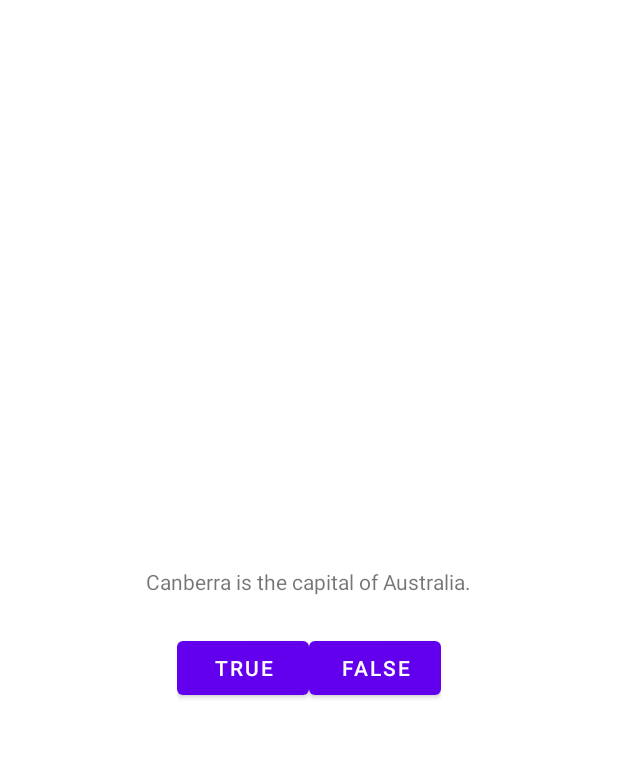
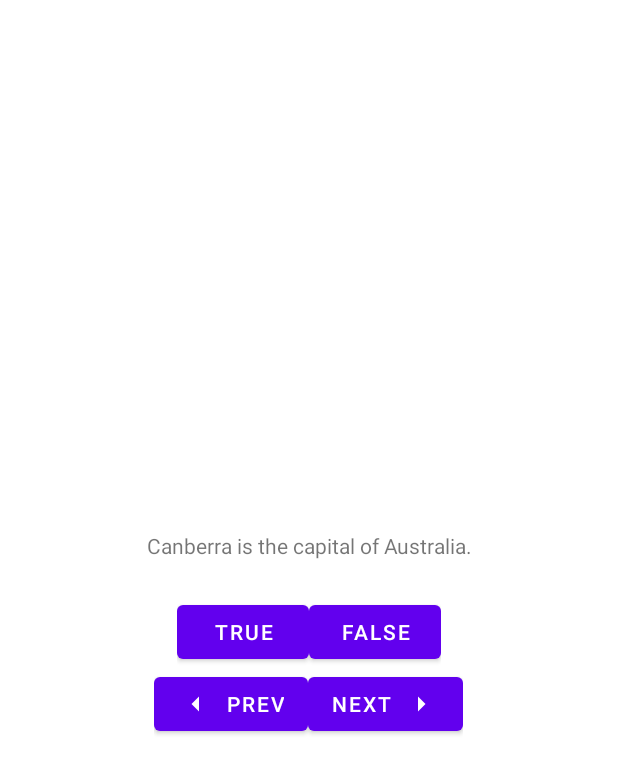
Before and after one commit to joshuakellyeng/bnr-geoquiz, an Android app: the layout activity_main.xml on its own in the app's theme, with its tools: preview values and no code run, on a phone screen of 412 x 824 dp. Shown: the top 774 px of the screen. Run offline under Robolectric (Android 15) with nearby library versions, the phone set to English and light mode, and no system bars.

Commit message:
Completed Chapter 2 bnr Android challenge

```diff
--- a/app/build.gradle
+++ b/app/build.gradle
@@ -30,6 +30,9 @@ android {
     kotlinOptions {
         jvmTarget = '1.8'
     }
+    buildFeatures {
+        viewBinding true
+    }
 }
 
 dependencies {
--- /dev/null
+++ b/app/src/main/java/com/bignerdranch/geoquiz/Question.kt
@@ -0,0 +1,5 @@
+package com.bignerdranch.geoquiz
+
+import androidx.annotation.StringRes
+
+data class Question(@StringRes val textResId: Int, val answer: Boolean)
--- /dev/null
+++ b/app/src/main/res/drawable/arrow_left.xml
@@ -0,0 +1,5 @@
+<vector android:autoMirrored="true" android:height="24dp"
+    android:tint="#000000" android:viewportHeight="24"
+    android:viewportWidth="24" android:width="24dp" xmlns:android="http://schemas.android.com/apk/res/android">
+    <path android:fillColor="@android:color/white" android:pathData="M14,7l-5,5 5,5V7z"/>
+</vector>
--- /dev/null
+++ b/app/src/main/res/drawable/arrow_right.xml
@@ -0,0 +1,11 @@
+<vector xmlns:android="http://schemas.android.com/apk/res/android"
+    android:autoMirrored="true"
+    android:height="24dp"
+    android:tint="#000000"
+    android:viewportHeight="24"
+    android:viewportWidth="24"
+    android:width="24dp" >
+    <path
+        android:fillColor="@android:color/white"
+        android:pathData="M10,17l5,-5 -5,-5v10z"/>
+</vector>
--- a/app/src/main/res/layout/activity_main.xml
+++ b/app/src/main/res/layout/activity_main.xml
@@ -1,20 +1,26 @@
 <?xml version="1.0" encoding="utf-8"?>
 <LinearLayout xmlns:android="http://schemas.android.com/apk/res/android"
+    xmlns:tools="http://schemas.android.com/tools"
+    xmlns:app="http://schemas.android.com/apk/res-auto"
     android:layout_width="match_parent"
     android:layout_height="match_parent"
     android:gravity="center"
     android:orientation="vertical">
 
+
     <TextView
+        android:id="@+id/question_text_view"
         android:layout_width="wrap_content"
         android:layout_height="wrap_content"
+        android:gravity="center"
         android:padding="24dp"
-        android:text="@string/question_text" />
+        tools:text="@string/question_australia" />
 
     <LinearLayout
         android:layout_width="wrap_content"
         android:layout_height="wrap_content"
-        android:orientation="horizontal">
+        android:orientation="horizontal"
+        >
 
         <Button
             android:id="@+id/true_button"
@@ -29,6 +35,29 @@
             android:text="@string/false_button" />
 
     </LinearLayout>
+    <LinearLayout
+        android:layout_width="wrap_content"
+        android:layout_height="wrap_content"
+        android:orientation="horizontal">
+        <Button
+            android:id="@+id/prev_button"
+            android:layout_width="wrap_content"
+            android:layout_height="wrap_content"
+            android:text="@string/prev_button"
+            app:icon="@drawable/arrow_left"
+            app:iconGravity="start"
+            />
+
+        <Button
+            android:id="@+id/next_button"
+            android:layout_width="wrap_content"
+            android:layout_height="wrap_content"
+            android:text="@string/next_button"
+            app:icon="@drawable/arrow_right"
+            app:iconGravity="end"
+            />
+
+    </LinearLayout>
 
 
 </LinearLayout>
--- a/app/src/main/res/values/strings.xml
+++ b/app/src/main/res/values/strings.xml
@@ -1,6 +1,13 @@
 <resources>
     <string name="app_name">GeoQuiz</string>
-    <string name="question_text">Canberra is the capital of Australia.</string>
+    <string name="question_australia">Canberra is the capital of Australia.</string>
+    <string name="question_oceans">The Pacific Ocean is larger than the Atlantic Ocean.</string>
+    <string name="question_mideast">The Suez Canal connects the Red Sea and the Indian Ocean.</string>
+    <string name="question_africa">The source of the Nile River is in Egypt.</string>
+    <string name="question_americas">The Amazon River is the longest river in the Americas.</string>
+    <string name="question_asia">Lake Baikal is the world\'s oldest and deepest freshwater lake.</string>
+    <string name="prev_button">Prev</string>
+    <string name="next_button">Next</string>
     <string name="true_button">True</string>
     <string name="false_button">False</string>
     <string name="correct_toast">Correct!</string>
```
Also changed, not shown: app/src/main/java/com/bignerdranch/geoquiz/MainActivity.kt (+55 -18 lines).
